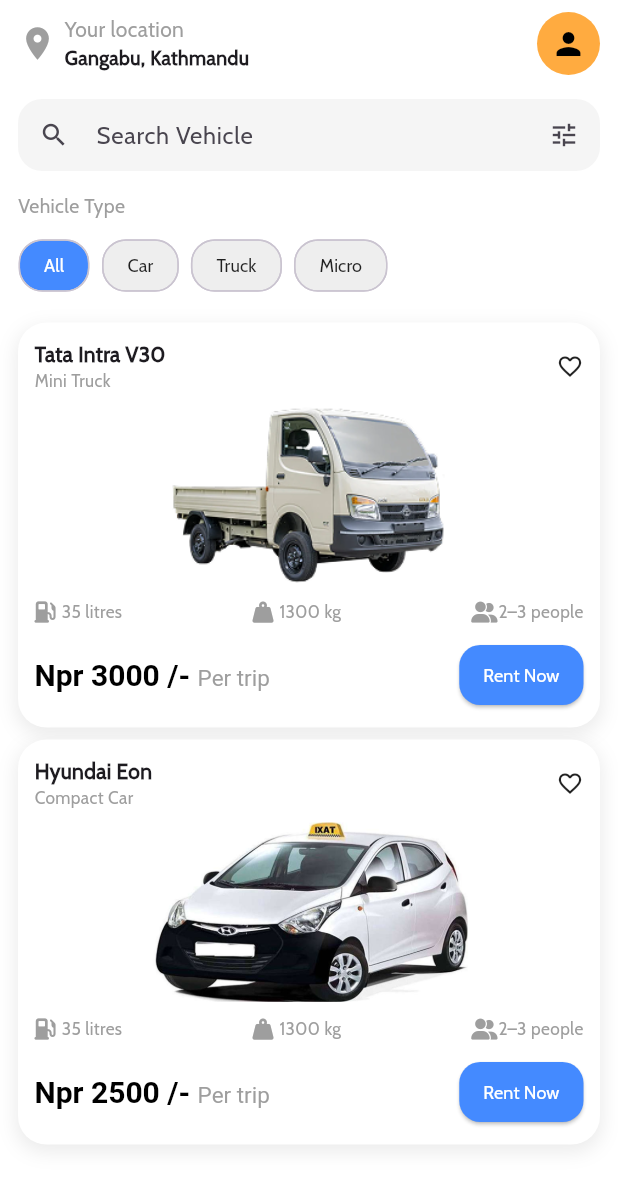
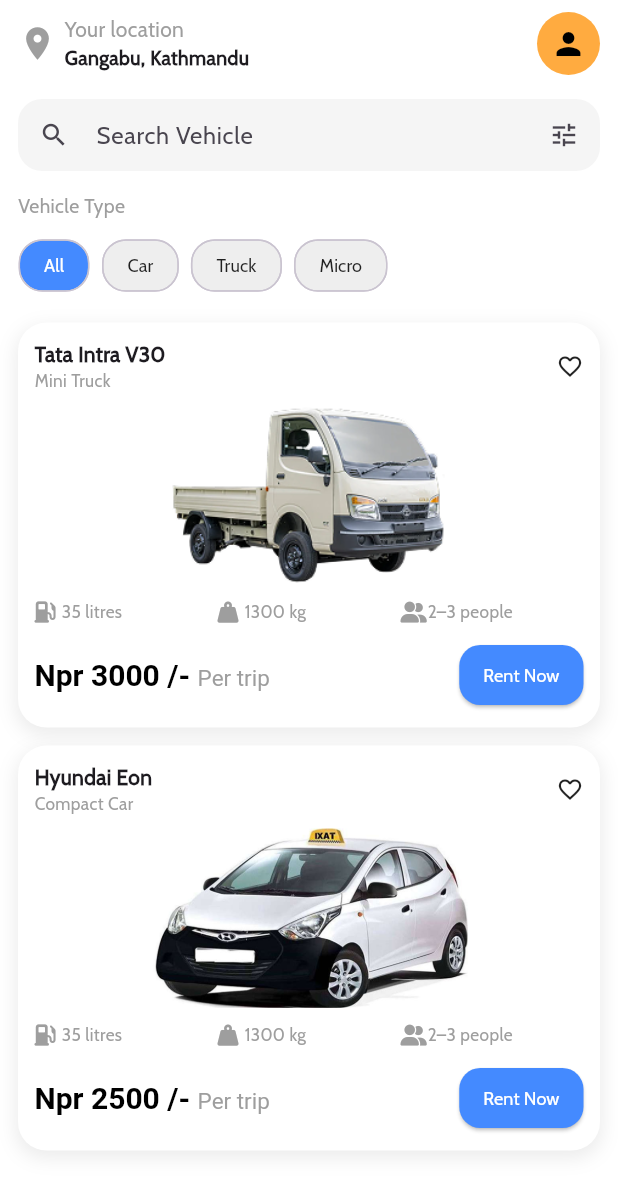
Before and after one commit to stha9840/gadikhoj, a Flutter app: the Home screen opened directly, on a phone screen of 412 x 824 dp. Shown: the top 1194 px of the screen. Run offline on Flutter 3.47's test engine with Material 3 defaults, Android fonts, the phone set to English and light mode, and no system bars; our stand-ins replace animated_splash_screen, font_awesome_flutter, lottie.

Commit message:
overall improvement

```diff
--- a/lib/bottom_screen/home.dart
+++ b/lib/bottom_screen/home.dart
@@ -7,6 +7,7 @@
   @override
   Widget build(BuildContext context) {
     return Scaffold(
+      backgroundColor: Colors.white,
       body: SafeArea(
         child: Padding(
           padding: const EdgeInsets.symmetric(horizontal: 12.0, vertical: 8),
@@ -135,9 +136,14 @@
     required String image,
     required String price,
   }) {
+    return LayoutBuilder(
+      builder: (context, constraints) {
+        final screenWidth = MediaQuery.of(context).size.width;
+        final isTablet = screenWidth > 600;
+
         return Container(
           padding: const EdgeInsets.all(11),
-      margin: const EdgeInsets.only(bottom: 8),
+          margin: const EdgeInsets.only(bottom: 12),
           decoration: BoxDecoration(
             color: Colors.white,
             borderRadius: BorderRadius.circular(19),
@@ -168,7 +174,10 @@
                       ),
                       Text(
                         subtitle,
-                    style: const TextStyle(color: Colors.grey, fontSize: 11.5),
+                        style: const TextStyle(
+                          color: Colors.grey,
+                          fontSize: 11.5,
+                        ),
                       ),
                     ],
                   ),
@@ -177,21 +186,44 @@
               ),
               const SizedBox(height: 8),
 
-          // Image
-          Center(child: Image.asset(image, height: 120, fit: BoxFit.contain)),
+              // Responsive Image
+              Center(
+                child: Image.asset(
+                  image,
+                  height: isTablet ? 160 : 120,
+                  width: isTablet ? 260 : null,
+                  fit: BoxFit.contain,
+                ),
+              ),
               const SizedBox(height: 10),
 
               // Specs Row
               Row(
                 mainAxisAlignment: MainAxisAlignment.spaceBetween,
                 children: const [
-              IconText(icon: FontAwesomeIcons.gasPump, text: "35 litres"),
-              IconText(icon: FontAwesomeIcons.weightHanging, text: "1300 kg"),
-              IconText(icon: FontAwesomeIcons.userGroup, text: "2–3 people"),
+                  Expanded(
+                    child: IconText(
+                      icon: FontAwesomeIcons.gasPump,
+                      text: "35 litres",
+                    ),
+                  ),
+                  Expanded(
+                    child: IconText(
+                      icon: FontAwesomeIcons.weightHanging,
+                      text: "1300 kg",
+                    ),
+                  ),
+                  Expanded(
+                    child: IconText(
+                      icon: FontAwesomeIcons.userGroup,
+                      text: "2–3 people",
+                    ),
+                  ),
                 ],
               ),
               const SizedBox(height: 10),
-          // Pricing and Button
+
+              // Price and Rent Button
               Row(
                 mainAxisAlignment: MainAxisAlignment.spaceBetween,
                 children: [
@@ -239,6 +271,8 @@
             ],
           ),
         );
+      },
+    );
   }
 }
 
--- a/lib/view/dashboard_view.dart
+++ b/lib/view/dashboard_view.dart
@@ -25,11 +25,8 @@
   @override
   Widget build(BuildContext context) {
     return Scaffold(
-
       body: Padding(
-        padding: const EdgeInsets.only(
-          top: 20,
-        ),
+        padding: const EdgeInsets.only(top: 20),
         child: lstBottomScreen[_selectedIndex],
       ),
       bottomNavigationBar: Theme(
```
Lines whose indentation alone changed are shown as unchanged.
